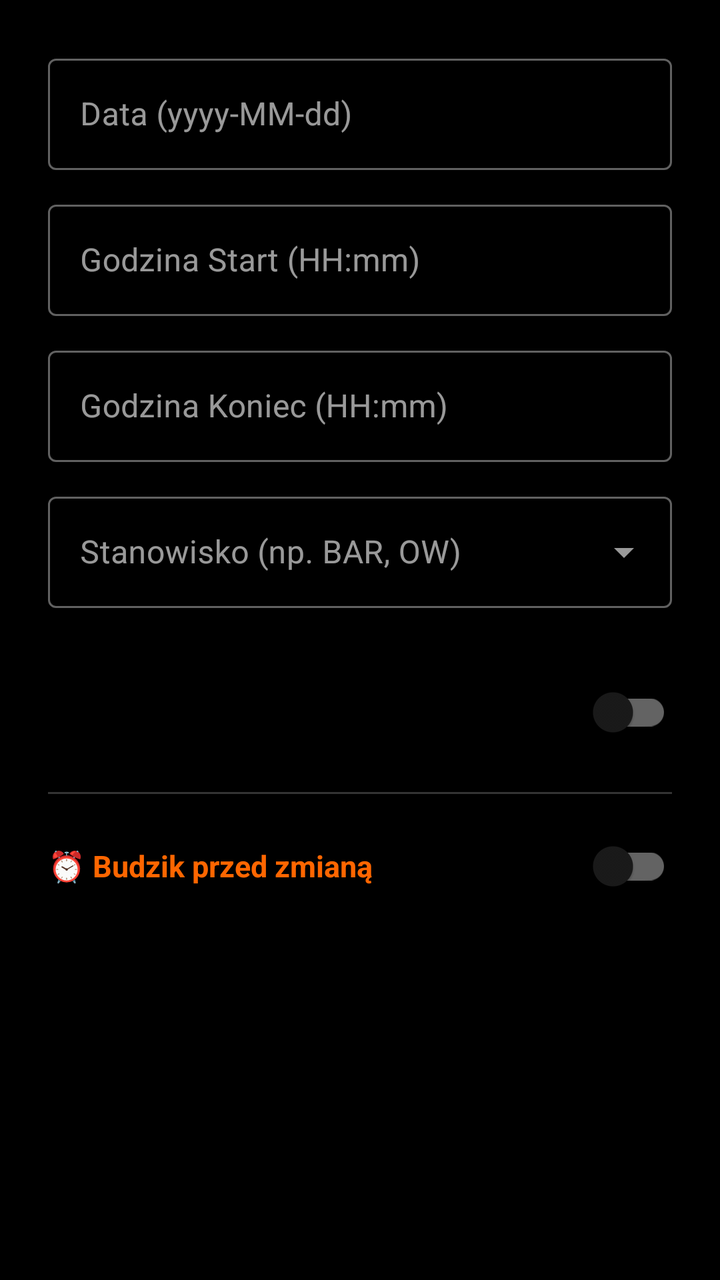
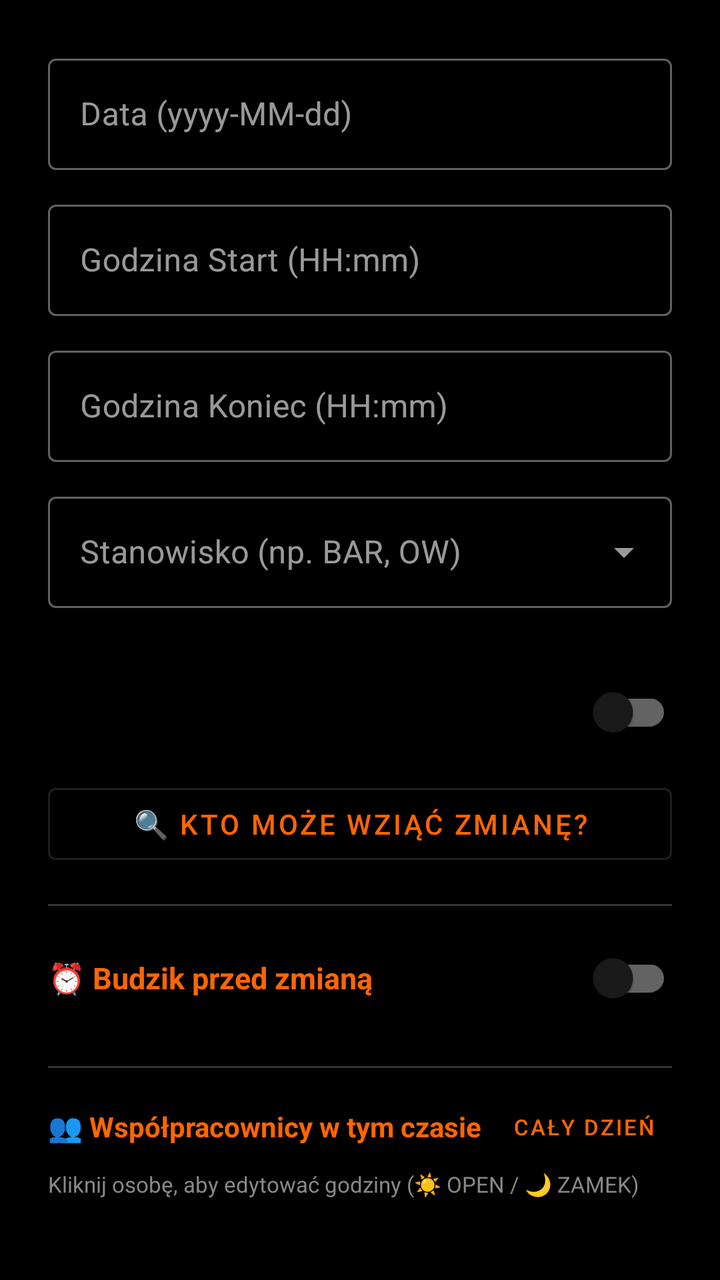

The first picture is an Android layout as it rendered before a commit; the second is the same layout after the commit. The layout source and the unified diff follow.
<!-- AndroidManifest.xml: application theme Theme.AsystentKinowy -->
<!-- res/layout/dialog_shift.xml -->
<?xml version="1.0" encoding="utf-8"?>
<ScrollView xmlns:android="http://schemas.android.com/apk/res/android"
    android:layout_width="match_parent"
    android:layout_height="wrap_content">

    <LinearLayout
        android:layout_width="match_parent"
        android:layout_height="wrap_content"
        android:orientation="vertical"
        android:padding="24dp">

        
        <com.google.android.material.textfield.TextInputLayout
            style="@style/Widget.MaterialComponents.TextInputLayout.OutlinedBox"
            android:layout_width="match_parent"
            android:layout_height="wrap_content"
            android:hint="Data (yyyy-MM-dd)"
            android:layout_marginBottom="12dp">

            <com.google.android.material.textfield.TextInputEditText
                android:id="@+id/et_shift_date"
                android:layout_width="match_parent"
                android:layout_height="wrap_content"
                android:inputType="date"
                android:maxLines="1" />
        </com.google.android.material.textfield.TextInputLayout>

        
        <com.google.android.material.textfield.TextInputLayout
            style="@style/Widget.MaterialComponents.TextInputLayout.OutlinedBox"
            android:layout_width="match_parent"
            android:layout_height="wrap_content"
            android:hint="Godzina Start (HH:mm)"
            android:layout_marginBottom="12dp">

            <com.google.android.material.textfield.TextInputEditText
                android:id="@+id/et_shift_start"
                android:layout_width="match_parent"
                android:layout_height="wrap_content"
                android:inputType="time"
                android:maxLines="1" />
        </com.google.android.material.textfield.TextInputLayout>

        
        <com.google.android.material.textfield.TextInputLayout
            style="@style/Widget.MaterialComponents.TextInputLayout.OutlinedBox"
            android:layout_width="match_parent"
            android:layout_height="wrap_content"
            android:hint="Godzina Koniec (HH:mm)"
            android:layout_marginBottom="12dp">

            <com.google.android.material.textfield.TextInputEditText
                android:id="@+id/et_shift_end"
                android:layout_width="match_parent"
                android:layout_height="wrap_content"
                android:inputType="time"
                android:maxLines="1" />
        </com.google.android.material.textfield.TextInputLayout>

        
        <com.google.android.material.textfield.TextInputLayout
            style="@style/Widget.MaterialComponents.TextInputLayout.OutlinedBox.ExposedDropdownMenu"
            android:layout_width="match_parent"
            android:layout_height="wrap_content"
            android:hint="Stanowisko (np. BAR, OW)"
            android:layout_marginBottom="12dp">

            <AutoCompleteTextView
                android:id="@+id/et_shift_category"
                android:layout_width="match_parent"
                android:layout_height="wrap_content"
                android:inputType="text"
                android:completionThreshold="1"
                android:maxLines="1" />
        </com.google.android.material.textfield.TextInputLayout>

        
        <com.google.android.material.textfield.TextInputLayout
            android:id="@+id/til_closing_crew"
            style="@style/Widget.MaterialComponents.TextInputLayout.OutlinedBox"
            android:layout_width="match_parent"
            android:layout_height="wrap_content"
            android:hint="🌙 Ekipa zamykająca (np. Kacper W., Ola G.)"
            android:visibility="gone"
            android:layout_marginBottom="4dp">

            <MultiAutoCompleteTextView
                android:id="@+id/et_closing_crew"
                android:layout_width="match_parent"
                android:layout_height="wrap_content"
                android:inputType="text"
                android:maxLines="1"
                android:completionThreshold="1"
                android:dropDownWidth="match_parent"
                android:popupBackground="#2A2A2A" />
        </com.google.android.material.textfield.TextInputLayout>

        
        <com.google.android.material.switchmaterial.SwitchMaterial
            android:id="@+id/switch_replacement"
            android:layout_width="match_parent"
            android:layout_height="wrap_content"
            android:text="Oddaję tę zmianę (nie wliczaj do wypłaty)"
            android:layout_marginTop="16dp" />

        
        
        
        <View
            android:layout_width="match_parent"
            android:layout_height="1dp"
            android:layout_marginTop="16dp"
            android:layout_marginBottom="12dp"
            android:background="#333333" />

        <com.google.android.material.switchmaterial.SwitchMaterial
            android:id="@+id/switch_alarm"
            android:layout_width="match_parent"
            android:layout_height="wrap_content"
            android:text="⏰ Budzik przed zmianą"
            android:textColor="#FF6600"
            android:textSize="15sp"
            android:textStyle="bold" />

        <com.google.android.material.textfield.TextInputLayout
            android:id="@+id/til_alarm_offset"
            style="@style/Widget.MaterialComponents.TextInputLayout.OutlinedBox.ExposedDropdownMenu"
            android:layout_width="match_parent"
            android:layout_height="wrap_content"
            android:hint="Wyprzedzenie budzika"
            android:layout_marginTop="8dp"
            android:layout_marginBottom="4dp"
            android:visibility="gone">

            <AutoCompleteTextView
                android:id="@+id/et_alarm_offset"
                android:layout_width="match_parent"
                android:layout_height="wrap_content"
                android:inputType="none"
                android:maxLines="1"
                android:completionThreshold="100" />
        </com.google.android.material.textfield.TextInputLayout>

        
        
        
        <LinearLayout
            android:id="@+id/layout_coworkers_section"
            android:layout_width="match_parent"
            android:layout_height="wrap_content"
            android:layout_marginTop="20dp"
            android:orientation="vertical"
            android:visibility="gone">

            <View
                android:layout_width="match_parent"
                android:layout_height="1dp"
                android:layout_marginBottom="12dp"
                android:background="#333333" />

            <TextView
                android:layout_width="wrap_content"
                android:layout_height="wrap_content"
                android:layout_marginBottom="4dp"
                android:text="👥 Współpracownicy w tym czasie"
                android:textColor="#FF6600"
                android:textSize="14sp"
                android:textStyle="bold" />

            <TextView
                android:layout_width="wrap_content"
                android:layout_height="wrap_content"
                android:layout_marginBottom="8dp"
                android:text="Kliknij, aby edytować godziny"
                android:textColor="#888888"
                android:textSize="11sp" />

            <androidx.recyclerview.widget.RecyclerView
                android:id="@+id/rv_coworkers_list"
                android:layout_width="match_parent"
                android:layout_height="250dp"
                 />
            <Button
                android:id="@+id/btn_add_coworker"
                android:layout_width="wrap_content"
                android:layout_height="wrap_content"
                android:layout_gravity="center_horizontal"
                android:layout_marginTop="8dp"
                android:layout_marginBottom="8dp"
                android:backgroundTint="#333333"
                android:text="+ Dodaj osobę"
                android:textColor="#FFFFFF"
                android:textSize="12sp" />

        </LinearLayout>

    </LinearLayout>
</ScrollView>
<!-- resources referenced by this layout -->
<resources>
  <style name="Theme.AsystentKinowy" parent="Theme.MaterialComponents.DayNight.NoActionBar">        <item name="colorPrimary">@color/colorPrimary</item>
          <item name="colorPrimaryVariant">@color/colorPrimary</item>
          <item name="colorOnPrimary">@color/colorOnPrimary</item>
  
          
          <item name="colorSecondary">@color/colorPrimary</item>
          <item name="colorSecondaryVariant">@color/colorPrimary</item>
          <item name="colorOnSecondary">@color/colorOnPrimary</item>
  
          
          <item name="android:colorBackground">@color/colorBackground</item>
          <item name="colorSurface">@color/colorSurface</item>
          <item name="colorSurfaceVariant">@color/colorSurfaceVariant</item>
          <item name="colorOnSurface">@color/colorOnPrimary</item>
  
          
          <item name="colorError">@color/md_error</item>
          <item name="colorOnError">@color/colorOnPrimary</item>
  
          
          <item name="android:statusBarColor">@color/colorBackground</item>
          <item name="android:navigationBarColor">@color/colorBackground</item>
  
          
          <item name="textAppearanceBody1">@style/TextAppearance.MaterialComponents.Body1</item>
          <item name="textAppearanceBody2">@style/TextAppearance.MaterialComponents.Body2</item>
          <item name="textAppearanceCaption">@style/TextAppearance.MaterialComponents.Caption</item>
          <item name="textAppearanceHeadline1">@style/TextAppearance.MaterialComponents.Headline1</item>
          <item name="textAppearanceHeadline2">@style/TextAppearance.MaterialComponents.Headline2</item>
          <item name="textAppearanceHeadline3">@style/TextAppearance.MaterialComponents.Headline3</item>
          <item name="textAppearanceHeadline4">@style/TextAppearance.MaterialComponents.Headline4</item>
          <item name="textAppearanceHeadline5">@style/TextAppearance.MaterialComponents.Headline5</item>
          <item name="textAppearanceHeadline6">@style/TextAppearance.MaterialComponents.Headline6</item>
          <item name="textAppearanceSubtitle1">@style/TextAppearance.MaterialComponents.Subtitle1</item>
          <item name="textAppearanceSubtitle2">@style/TextAppearance.MaterialComponents.Subtitle2</item>
          <item name="textAppearanceOverline">@style/TextAppearance.MaterialComponents.Overline</item>
          <item name="textAppearanceButton">@style/TextAppearance.MaterialComponents.Button</item>
  
          
          <item name="shapeAppearanceSmallComponent">@style/ShapeAppearance.MaterialComponents.SmallComponent</item>
          <item name="shapeAppearanceMediumComponent">@style/ShapeAppearance.MaterialComponents.MediumComponent</item>
          <item name="shapeAppearanceLargeComponent">@style/ShapeAppearance.MaterialComponents.LargeComponent</item>
      </style>
  <color name="colorPrimary">#FF6600</color>
  <color name="colorOnPrimary">#FFFFFF</color>
  <color name="colorBackground">#000000</color>
  <color name="colorSurface">#1A1A1A</color>
  <color name="colorSurfaceVariant">#333333</color>
  <color name="md_error">#FFB00020</color>
</resources>

<!-- the commit's change to res/layout/dialog_shift.xml (unified diff, before → after) -->
@@ -104,6 +104,16 @@
             android:layout_marginTop="16dp" />
 
         
+        <com.google.android.material.button.MaterialButton
+            android:id="@+id/btn_find_replacement"
+            style="@style/Widget.MaterialComponents.Button.OutlinedButton"
+            android:layout_width="match_parent"
+            android:layout_height="wrap_content"
+            android:layout_marginTop="8dp"
+            android:text="🔍 Kto może wziąć zmianę?"
+            android:textColor="#FF6600" />
+
+        
         
         
         <View
@@ -150,7 +160,7 @@
             android:layout_height="wrap_content"
             android:layout_marginTop="20dp"
             android:orientation="vertical"
-            android:visibility="gone">
+            android:visibility="visible">
 
             <View
                 android:layout_width="match_parent"
@@ -158,27 +168,49 @@
                 android:layout_marginBottom="12dp"
                 android:background="#333333" />
 
+            <LinearLayout
+                android:layout_width="match_parent"
+                android:layout_height="wrap_content"
+                android:orientation="horizontal"
+                android:gravity="center_vertical"
+                android:layout_marginBottom="4dp">
+
+                <TextView
+                    android:id="@+id/tv_coworkers_section_title"
+                    android:layout_width="0dp"
+                    android:layout_height="wrap_content"
+                    android:layout_weight="1"
+                    android:text="👥 Współpracownicy w tym czasie"
+                    android:textColor="#FF6600"
+                    android:textSize="14sp"
+                    android:textStyle="bold" />
+
+                <com.google.android.material.button.MaterialButton
+                    android:id="@+id/btn_toggle_full_day_crew"
+                    style="@style/Widget.MaterialComponents.Button.TextButton"
+                    android:layout_width="wrap_content"
+                    android:layout_height="wrap_content"
+                    android:minHeight="0dp"
+                    android:paddingHorizontal="8dp"
+                    android:paddingVertical="4dp"
+                    android:text="Cały dzień"
+                    android:textSize="11sp"
+                    android:textColor="#FF6600" />
+            </LinearLayout>
+
             <TextView
+                android:id="@+id/tv_coworkers_section_subtitle"
                 android:layout_width="wrap_content"
                 android:layout_height="wrap_content"
-                android:layout_marginBottom="4dp"
-                android:text="👥 Współpracownicy w tym czasie"
-                android:textColor="#FF6600"
-                android:textSize="14sp"
-                android:textStyle="bold" />
-
-            <TextView
-                android:layout_width="wrap_content"
-                android:layout_height="wrap_content"
                 android:layout_marginBottom="8dp"
-                android:text="Kliknij, aby edytować godziny"
+                android:text="Kliknij osobę, aby edytować godziny (☀️ OPEN / 🌙 ZAMEK)"
                 android:textColor="#888888"
                 android:textSize="11sp" />
 
             <androidx.recyclerview.widget.RecyclerView
                 android:id="@+id/rv_coworkers_list"
                 android:layout_width="match_parent"
-                android:layout_height="250dp"
+                android:layout_height="220dp"
                  />
             <Button
                 android:id="@+id/btn_add_coworker"
